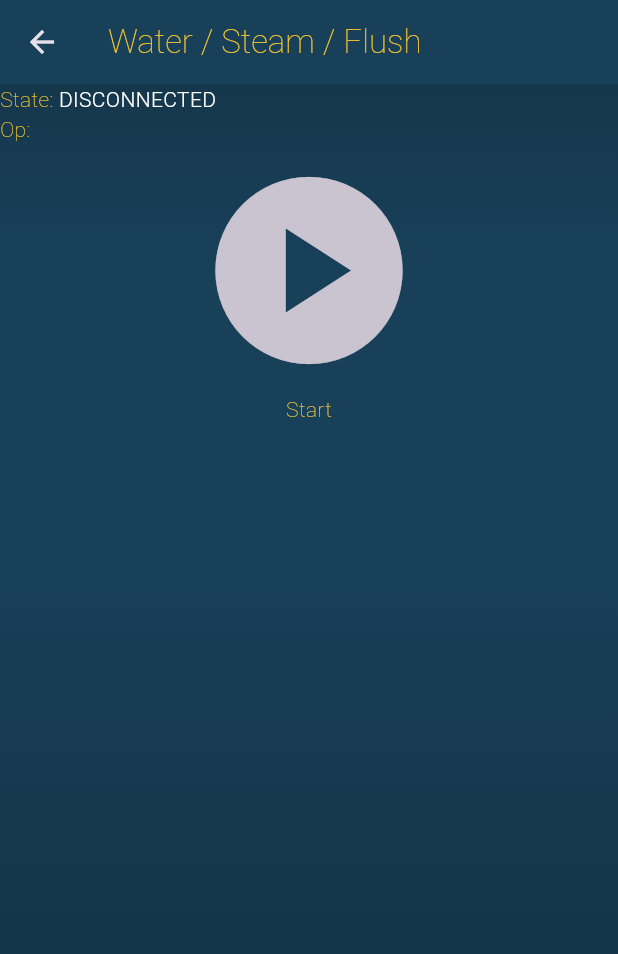
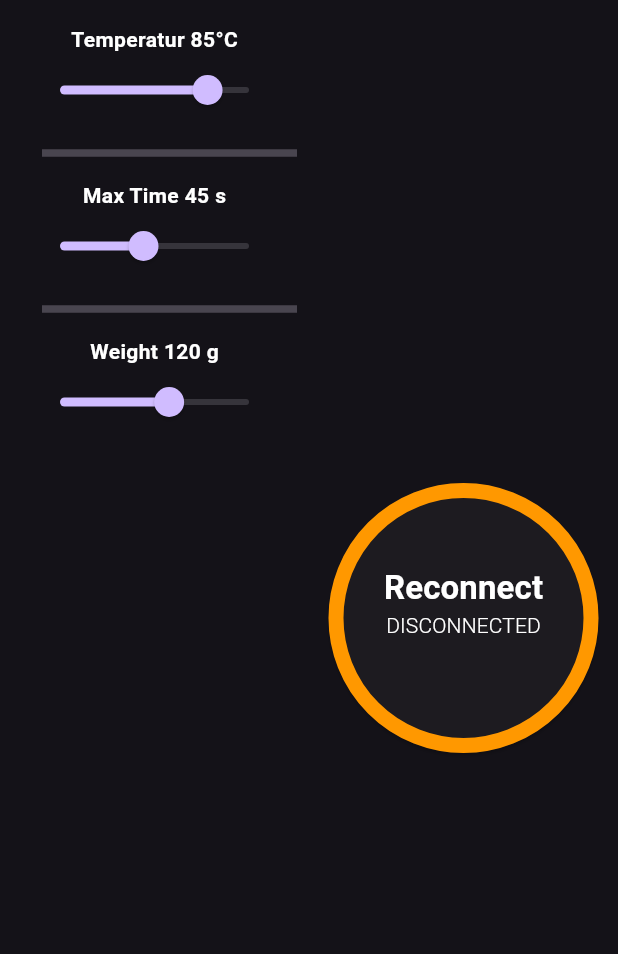
Before and after one commit to obiwan007/despresso, a Flutter app: the WaterScreen widget shown alone on an empty page, opened directly, on a phone screen of 412 x 824 dp. Shown: the top 954 px of the screen. Run offline on Flutter 3.47's test engine with Material 2 defaults, Android fonts, the phone set to English and light mode, and no system bars; our stand-ins replace cached_network_image, community_charts_flutter, flutter_typeahead, get_it, permission_handler, shared_preferences and 1 more; missing offline and left inert: flutter_reactive_ble, reactive_ble_platform_interface; accounts and stored records are empty; statements that could not run were skipped.

Commit message:
slider for water level stuff

```diff
--- a/lib/model/services/ble/machine_service.dart
+++ b/lib/model/services/ble/machine_service.dart
@@ -1,7 +1,9 @@
 import 'package:despresso/devices/decent_de1.dart';
+import 'package:despresso/model/settings.dart';
 import 'package:despresso/model/shotdecoder.dart';
 import 'package:flutter/material.dart';
 import 'dart:developer';
+import 'package:shared_preferences/shared_preferences.dart';
 import '../../shotstate.dart';
 
 class WaterLevel {
@@ -34,9 +36,20 @@ class EspressoMachineService extends ChangeNotifier {
 
   DE1? de1;
 
-  De1OtherSetnClass de1Settings = De1OtherSetnClass();
+  Settings de1Settings = Settings();
+
+  late SharedPreferences prefs;
 
   EspressoMachineService();
+
+  void init() async {
+    prefs = await SharedPreferences.getInstance();
+    log('Preferences loaded');
+
+    var settingsString = prefs.getString("de1Setting");
+
+    notifyListeners();
+  }
 
   void setShot(ShotState shot) {
     _state.shot = shot;
@@ -116,7 +129,7 @@ class EspressoMachineService extends ChangeNotifier {
     // check if we need to send the new water temp
     if (de1Settings.targetGroupTemp != profile.shot_frames[0].temp) {
       profile.shot_header.targetGroupTemp = profile.shot_frames[0].temp;
-      var bytes = De1OtherSetnClass.encodeDe1OtherSetn(de1Settings);
+      var bytes = Settings.encodeDe1OtherSetn(de1Settings);
 
       try {
         await de1!.writeWithResult(Endpoint.ShotSettings, bytes);
--- /dev/null
+++ b/lib/model/settings.dart
@@ -0,0 +1,52 @@
+import 'package:flutter/foundation.dart';
+import 'package:json_annotation/json_annotation.dart';
+part 'settings.g.dart';
+
+@JsonSerializable()
+class Settings {
+  int steamSettings = 0; // do not know what is this, use always 0
+  int targetSteamTemp = 130;
+  int targetSteamLength = 30;
+  int targetHotWaterTemp = 85;
+  int targetHotWaterVol = 120;
+  int targetHotWaterWeight = 120;
+  int targetHotWaterLength = 45;
+  int targetEspressoVol = 35;
+  double targetGroupTemp = 98.0; // taken form the shot data
+
+  Settings();
+
+  factory Settings.fromJson(Map<String, dynamic> json) => _$SettingsFromJson(json);
+
+  /// `toJson` is the convention for a class to declare support for serialization
+  /// to JSON. The implementation simply calls the private, generated
+  /// helper method `_$UserToJson`.
+  Map<String, dynamic> toJson() => _$SettingsToJson(this);
+
+  static Uint8List encodeDe1OtherSetn(Settings other_setn) {
+    Uint8List data = Uint8List(9);
+
+    int index = 0;
+    data[index] = other_setn.steamSettings;
+    index++;
+    data[index] = other_setn.targetSteamTemp;
+    index++;
+    data[index] = other_setn.targetSteamLength;
+    index++;
+    data[index] = other_setn.targetHotWaterTemp;
+    index++;
+    data[index] = other_setn.targetHotWaterVol;
+    index++;
+    data[index] = other_setn.targetHotWaterLength;
+    index++;
+    data[index] = other_setn.targetEspressoVol;
+    index++;
+
+    data[index] = other_setn.targetGroupTemp.toInt();
+    index++;
+    data[index] = ((other_setn.targetGroupTemp - other_setn.targetGroupTemp.floor()) * 256.0).toInt();
+    index++;
+
+    return data;
+  }
+}
--- a/lib/model/shotdecoder.dart
+++ b/lib/model/shotdecoder.dart
@@ -2,6 +2,8 @@
 
 import 'dart:developer';
 import 'dart:typed_data';
+
+import 'package:json_annotation/json_annotation.dart';
 
 class De1ShotProfile {
   De1ShotProfile(this.shot_header, this.shot_frames, this.shot_exframes);
@@ -9,49 +11,6 @@ class De1ShotProfile {
   De1ShotHeaderClass shot_header;
   List<De1ShotFrameClass> shot_frames;
   List<De1ShotExtFrameClass> shot_exframes;
-}
-
-class De1OtherSetnClass {
-  int steamSettings = 0; // do not know what is this, use always 0
-  int targetSteamTemp = 130;
-  int targetSteamLength = 30;
-  int targetHotWaterTemp = 85;
-  int targetHotWaterVol = 120;
-  int targetHotWaterLength = 45;
-  int targetEspressoVol = 35;
-  double targetGroupTemp = 98.0; // taken form the shot data
-
-  De1OtherSetnClass();
-
-  static Uint8List encodeDe1OtherSetn(De1OtherSetnClass other_setn) {
-    Uint8List data = Uint8List(9);
-
-    int index = 0;
-    data[index] = other_setn.steamSettings;
-    index++;
-    data[index] = other_setn.targetSteamTemp;
-    index++;
-    data[index] = other_setn.targetSteamLength;
-    index++;
-    data[index] = other_setn.targetHotWaterTemp;
-    index++;
-    data[index] = other_setn.targetHotWaterVol;
-    index++;
-    data[index] = other_setn.targetHotWaterLength;
-    index++;
-    data[index] = other_setn.targetEspressoVol;
-    index++;
-
-    data[index] = other_setn.targetGroupTemp.toInt();
-    index++;
-    data[index] =
-        ((other_setn.targetGroupTemp - other_setn.targetGroupTemp.floor()) *
-                256.0)
-            .toInt();
-    index++;
-
-    return data;
-  }
 }
 
 class De1ShotHeaderClass // proc spec_shotdescheader
@@ -110,8 +69,7 @@ class De1ShotHeaderClass // proc spec_shotdescheader
     return "$numberOfFrames($numberOfPreinfuseFrames) P:$minimumPressure F:$maximumFlow";
   }
 
-  static bool decodeDe1ShotHeader(
-      ByteData data, De1ShotHeaderClass shotHeader, bool checkEncoding) {
+  static bool decodeDe1ShotHeader(ByteData data, De1ShotHeaderClass shotHeader, bool checkEncoding) {
     if (data.buffer.lengthInBytes != 5) return false;
 
     try {
@@ -209,8 +167,7 @@ class De1ShotFrameClass // proc spec_shotframe
   //   return true;
   // }
 
-  static bool DecodeDe1ShotFrame(
-      ByteData data, De1ShotFrameClass shot_frame, bool check_encoding) {
+  static bool DecodeDe1ShotFrame(ByteData data, De1ShotFrameClass shot_frame, bool check_encoding) {
     if (data.buffer.lengthInBytes != 8) return false;
     log('DecodeDe1ShotFrame:${Helper.toHex(data.buffer.asUint8List())}');
     try {
@@ -223,14 +180,12 @@ class De1ShotFrameClass // proc spec_shotframe
       index++;
       shot_frame.temp = data.getUint8(index++) / 2.0;
       index++;
-      shot_frame.frameLen =
-          Helper.convert_F8_1_7_to_float(data.getUint8(index++));
+      shot_frame.frameLen = Helper.convert_F8_1_7_to_float(data.getUint8(index++));
       index++; // convert_F8_1_7_to_float
       shot_frame.triggerVal = data.getUint8(index++) / 16.0;
       index++;
       shot_frame.maxVol = Helper.convert_bottom_10_of_U10P0(
-          256 * data.getUint8(index++) +
-              data.getUint8(index++)); // convert_bottom_10_of_U10P0
+          256 * data.getUint8(index++) + data.getUint8(index++)); // convert_bottom_10_of_U10P0
 
       if (check_encoding) {
         var array = data.buffer.asUint8List();
@@ -301,12 +256,10 @@ class De1ShotExtFrameClass // extended frames
   }
 
   static Uint8List EncodeDe1ExtentionFrame(De1ShotExtFrameClass exshot) {
-    return EncodeDe1ExtentionFrame2(
-        exshot.frameToWrite, exshot.limiterValue, exshot.limiterRange);
+    return EncodeDe1ExtentionFrame2(exshot.frameToWrite, exshot.limiterValue, exshot.limiterRange);
   }
 
-  static Uint8List EncodeDe1ExtentionFrame2(
-      int frameToWrite, double limit_value, double limit_range) {
+  static Uint8List EncodeDe1ExtentionFrame2(int frameToWrite, double limit_value, double limit_range) {
     Uint8List data = Uint8List(8);
 
     data[0] = frameToWrite;
@@ -363,8 +316,7 @@ class Helper {
     }
   }
 
-  static void convert_float_to_U10P0_for_tail(
-      double x, Uint8List data, int index) {
+  static void convert_float_to_U10P0_for_tail(double x, Uint8List data, int index) {
     int ix = x.toInt();
 
     if (ix > 255) // lets make life esier and limit x to 255
--- a/lib/ui/screens/water_screen.dart
+++ b/lib/ui/screens/water_screen.dart
@@ -2,12 +2,12 @@ import 'package:despresso/devices/decent_de1.dart';
 import 'package:despresso/model/services/ble/machine_service.dart';
 import 'package:despresso/model/services/ble/scale_service.dart';
 import 'package:despresso/service_locator.dart';
-import 'package:community_charts_flutter/community_charts_flutter.dart'
-    as charts;
+import 'package:community_charts_flutter/community_charts_flutter.dart' as charts;
 import 'package:flutter/material.dart';
 import 'package:despresso/ui/theme.dart' as theme;
 
 import '../../model/shotstate.dart';
+import '../widgets/start_stop_button.dart';
 
 class WaterScreen extends StatefulWidget {
   @override
@@ -52,8 +52,7 @@ class _WaterScreenState extends State<WaterScreen> {
         id: 'Pressure',
         domainFn: (ShotState point, _) => point.sampleTime,
         measureFn: (ShotState point, _) => point.groupPressure,
-        colorFn: (_, __) =>
-            charts.ColorUtil.fromDartColor(theme.Colors.backgroundColor),
+        colorFn: (_, __) => charts.ColorUtil.fromDartColor(theme.Colors.backgroundColor),
         strokeWidthPxFn: (_, __) => 3,
         data: dataPoints,
       ),
@@ -61,8 +60,7 @@ class _WaterScreenState extends State<WaterScreen> {
         id: 'Flow',
         domainFn: (ShotState point, _) => point.sampleTime,
         measureFn: (ShotState point, _) => point.groupFlow,
-        colorFn: (_, __) =>
-            charts.ColorUtil.fromDartColor(theme.Colors.secondaryColor),
+        colorFn: (_, __) => charts.ColorUtil.fromDartColor(theme.Colors.secondaryColor),
         strokeWidthPxFn: (_, __) => 3,
         data: dataPoints,
       ),
@@ -78,10 +76,8 @@ class _WaterScreenState extends State<WaterScreen> {
         ),
         ElevatedButton(
           style: ButtonStyle(
-            foregroundColor:
-                MaterialStateProperty.all<Color>(theme.Colors.primaryColor),
-            backgroundColor:
-                MaterialStateProperty.all<Color>(theme.Colors.goodColor),
+            foregroundColor: MaterialStateProperty.all<Color>(theme.Colors.primaryColor),
+            backgroundColor: MaterialStateProperty.all<Color>(theme.Colors.goodColor),
           ),
           child: Text(
             '-5',
@@ -107,10 +103,8 @@ class _WaterScreenState extends State<WaterScreen> {
         ),
         ElevatedButton(
           style: ButtonStyle(
-            foregroundColor:
-                MaterialStateProperty.all<Color>(theme.Colors.primaryColor),
-            backgroundColor:
-                MaterialStateProperty.all<Color>(theme.Colors.goodColor),
+            foregroundColor: MaterialStateProperty.all<Color>(theme.Colors.primaryColor),
+            backgroundColor: MaterialStateProperty.all<Color>(theme.Colors.goodColor),
           ),
           child: Text(
             '+5',
@@ -137,10 +131,8 @@ class _WaterScreenState extends State<WaterScreen> {
         ),
         ElevatedButton(
           style: ButtonStyle(
-            foregroundColor:
-                MaterialStateProperty.all<Color>(theme.Colors.primaryColor),
-            backgroundColor:
-                MaterialStateProperty.all<Color>(theme.Colors.goodColor),
+            foregroundColor: MaterialStateProperty.all<Color>(theme.Colors.primaryColor),
+            backgroundColor: MaterialStateProperty.all<Color>(theme.Colors.goodColor),
           ),
           child: Text(
             '-1',
@@ -166,10 +158,8 @@ class _WaterScreenState extends State<WaterScreen> {
         ),
         ElevatedButton(
           style: ButtonStyle(
-            foregroundColor:
-                MaterialStateProperty.all<Color>(theme.Colors.primaryColor),
-            backgroundColor:
-                MaterialStateProperty.all<Color>(theme.Colors.goodColor),
+            foregroundColor: MaterialStateProperty.all<Color>(theme.Colors.primaryColor),
+            backgroundColor: MaterialStateProperty.all<Color>(theme.Colors.goodColor),
           ),
           child: Text(
             '+1',
@@ -196,10 +186,8 @@ class _WaterScreenState extends State<WaterScreen> {
         ),
         ElevatedButton(
           style: ButtonStyle(
-            foregroundColor:
-                MaterialStateProperty.all<Color>(theme.Colors.primaryColor),
-            backgroundColor:
-                MaterialStateProperty.all<Color>(theme.Colors.goodColor),
+            foregroundColor: MaterialStateProperty.all<Color>(theme.Colors.primaryColor),
+            backgroundColor: MaterialStateProperty.all<Color>(theme.Colors.goodColor),
           ),
           child: Text(
             '-1',
@@ -225,10 +213,8 @@ class _WaterScreenState extends State<WaterScreen> {
         ),
         ElevatedButton(
           style: ButtonStyle(
-            foregroundColor:
-                MaterialStateProperty.all<Color>(theme.Colors.primaryColor),
-            backgroundColor:
-                MaterialStateProperty.all<Color>(theme.Colors.goodColor),
+            foregroundColor: MaterialStateProperty.all<Color>(theme.Colors.primaryColor),
+            backgroundColor: MaterialStateProperty.all<Color>(theme.Colors.goodColor),
           ),
           child: Text(
             '+1',
@@ -255,10 +241,8 @@ class _WaterScreenState extends State<WaterScreen> {
         ),
         ElevatedButton(
           style: ButtonStyle(
-            foregroundColor:
-                MaterialStateProperty.all<Color>(theme.Colors.primaryColor),
-            backgroundColor:
-                MaterialStateProperty.all<Color>(theme.Colors.goodColor),
+            foregroundColor: MaterialStateProperty.all<Color>(theme.Colors.primaryColor),
+            backgroundColor: MaterialStateProperty.all<Color>(theme.Colors.goodColor),
           ),
           child: Text(
             '-1',
@@ -284,10 +268,8 @@ class _WaterScreenState extends State<WaterScreen> {
         ),
         ElevatedButton(
           style: ButtonStyle(
-            foregroundColor:
-                MaterialStateProperty.all<Color>(theme.Colors.primaryColor),
-            backgroundColor:
-                MaterialStateProperty.all<Color>(theme.Colors.goodColor),
+            foregroundColor: MaterialStateProperty.all<Color>(theme.Colors.primaryColor),
+            backgroundColor: MaterialStateProperty.all<Color>(theme.Colors.goodColor),
           ),
           child: Text(
             '+1',
@@ -321,18 +303,14 @@ class _WaterScreenState extends State<WaterScreen> {
         behaviors: [],
         primaryMeasureAxis: charts.NumericAxisSpec(
           renderSpec: charts.GridlineRendererSpec(
-            labelStyle: charts.TextStyleSpec(
-                fontSize: 10, color: charts.MaterialPalette.white),
-            lineStyle: charts.LineStyleSpec(
-                thickness: 0, color: charts.MaterialPalette.gray.shadeDefault),
+            labelStyle: charts.TextStyleSpec(fontSize: 10, color: charts.MaterialPalette.white),
+            lineStyle: charts.LineStyleSpec(thickness: 0, color: charts.MaterialPalette.gray.shadeDefault),
           ),
         ),
         domainAxis: charts.NumericAxisSpec(
           renderSpec: charts.GridlineRendererSpec(
-            labelStyle: charts.TextStyleSpec(
-                fontSize: 10, color: charts.MaterialPalette.white),
-            lineStyle: charts.LineStyleSpec(
-                thickness: 0, color: charts.MaterialPalette.gray.shadeDefault),
+            labelStyle: charts.TextStyleSpec(fontSize: 10, color: charts.MaterialPalette.white),
+            lineStyle: charts.LineStyleSpec(thickness: 0, color: charts.MaterialPalette.gray.shadeDefault),
           ),
         ),
       ),
@@ -340,61 +318,103 @@ class _WaterScreenState extends State<WaterScreen> {
   }
 
   Widget _buildControls() {
-    var isSelected =
-        machineService.state.coffeeState == EspressoMachineState.water;
-    return Column(
+    var settings = machineService.de1Settings;
+
+    return Row(
+      mainAxisAlignment: MainAxisAlignment.center,
+      crossAxisAlignment: CrossAxisAlignment.center,
       children: [
-        Column(
+        Expanded(
+          flex: 1,
+          child: Padding(
+            padding: const EdgeInsets.all(8.0),
+            child: Column(
               children: [
-            Row(
+                Padding(
+                  padding: const EdgeInsets.all(8.0),
+                  child: Column(
                     children: [
-                const Text('State: ', style: theme.TextStyles.tabSecondary),
-                Text(
-                    machineService.state.coffeeState.name
-                        .toString()
-                        .toUpperCase(),
-                    style: theme.TextStyles.tabPrimary),
-              ],
-            ),
-            Row(
-              children: [
-                const Text('Op: ', style: theme.TextStyles.tabSecondary),
-                Text(machineService.state.subState,
-                    style: theme.TextStyles.tabPrimary),
-              ],
+                      Text("Temperatur ${settings.targetHotWaterTemp}°C", style: theme.TextStyles.tabHeading),
+                      Slider(
+                        value: settings.targetHotWaterTemp.toDouble(),
+                        max: 100,
+                        min: 30,
+                        divisions: 100,
+                        label: "${settings.targetHotWaterTemp} °C",
+                        onChanged: (double value) {
+                          setState(() {
+                            settings.targetHotWaterTemp = value.toInt();
+                          });
+                        },
                       ),
                     ],
                   ),
-        Row(
+                ),
+                const Divider(
+                  height: 20,
+                  thickness: 5,
+                  indent: 20,
+                  endIndent: 0,
+                ),
+                Padding(
+                  padding: const EdgeInsets.all(8.0),
+                  child: Column(
                     children: [
-            Spacer(
-              flex: 1,
-            ),
-            Column(
-              children: [
-                IconButton(
-                    iconSize: 150,
-                    isSelected: isSelected,
-                    icon: const Icon(Icons.play_circle),
-                    selectedIcon: const Icon(Icons.stop),
-                    tooltip: 'Water',
-                    onPressed: () {
-                      if (!isSelected) {
-                        machineService.de1?.requestState(De1StateEnum.HotWater);
-                      } else {
-                        machineService.de1?.setIdleState();
-                      }
-                    }),
-                Text(
-                  isSelected ? "Stop" : "Start",
-                  style: theme.TextStyles.tabSecondary,
+                      Text("Max Time ${settings.targetHotWaterLength} s", style: theme.TextStyles.tabHeading),
+                      Slider(
+                        value: settings.targetHotWaterLength.toDouble(),
+                        max: 100,
+                        min: 1,
+                        divisions: 100,
+                        label: "${settings.targetHotWaterLength} s",
+                        onChanged: (double value) {
+                          setState(() {
+                            settings.targetHotWaterLength = value.toInt();
+                          });
+                        },
                       ),
                     ],
                   ),
-            Spacer(
-              flex: 1,
+                ),
+                const Divider(
+                  height: 20,
+                  thickness: 5,
+                  indent: 20,
+                  endIndent: 0,
+                ),
+                Padding(
+                  padding: const EdgeInsets.all(8.0),
+                  child: Column(
+                    children: [
+                      Text("Weight ${settings.targetHotWaterWeight} g", style: theme.TextStyles.tabHeading),
+                      Slider(
+                        value: settings.targetHotWaterWeight.toDouble(),
+                        max: 200,
+                        min: 10,
+                        divisions: 200,
+                        label: "${settings.targetHotWaterWeight} g",
+                        onChanged: (double value) {
+                          setState(() {
+                            settings.targetHotWaterWeight = value.toInt();
+                          });
+                        },
                       ),
                     ],
+                  ),
+                ),
+              ],
+            ),
+          ),
+        ),
+        Expanded(
+          flex: 1,
+          child: Column(
+            mainAxisAlignment: MainAxisAlignment.center,
+            crossAxisAlignment: CrossAxisAlignment.center,
+            children: [
+              const StartStopButton(),
+            ],
+          ),
         ),
       ],
     );
@@ -402,36 +422,8 @@ class _WaterScreenState extends State<WaterScreen> {
 
   @override
   Widget build(BuildContext context) {
-    return Scaffold(
-      appBar: AppBar(
-        backgroundColor: theme.Colors.backgroundColor,
-        title:
-            Text('Water / Steam / Flush', style: theme.TextStyles.tabSecondary),
-      ),
-      body: Container(
-        decoration: BoxDecoration(
-          gradient: theme.Colors.screenBackground,
-        ),
-        child: ListView(
-          children: <Widget>[
-            // _buildGraph(),
-            // theme.Helper.horizontalBorder(),
-            Center(
+    return Container(
       child: _buildControls(),
-            ),
-            // theme.Helper.horizontalBorder(),
-            // _buildTemperaturControl(),
-            // _buildWaterControl(),
-            // theme.Helper.horizontalBorder(),
-            // _buildFlushControl(),
-            // theme.Helper.horizontalBorder(),
-            // _buildSteamConrol(),
-            // Container(
-            //   height: 40,
-            // ),
-          ],
-        ),
-      ),
     );
   }
 }
--- a/lib/ui/widgets/start_stop_button.dart
+++ b/lib/ui/widgets/start_stop_button.dart
@@ -8,10 +8,7 @@ import '../../service_locator.dart';
 class StartStopButton extends StatefulWidget {
   const StartStopButton({
     Key? key,
-    required this.machineService,
   }) : super(key: key);
-
-  final EspressoMachineService machineService;
 
   @override
   State<StartStopButton> createState() => _StartStopButtonState();
@@ -77,6 +74,25 @@ class _StartStopButtonState extends State<StartStopButton> {
         mode = Colors.blue;
         title = "Switch on";
         break;
+
+      case EspressoMachineState.idle:
+        break;
+      case EspressoMachineState.espresso:
+        break;
+      case EspressoMachineState.water:
+        break;
+      case EspressoMachineState.steam:
+        break;
+      case EspressoMachineState.disconnected:
+        mode = Colors.orange;
+        title = "Reconnect";
+        break;
+      case EspressoMachineState.connecting:
+        break;
+      case EspressoMachineState.refill:
+        break;
+      case EspressoMachineState.flush:
+        break;
     }
     return Column(
       children: [
@@ -89,9 +105,9 @@ class _StartStopButtonState extends State<StartStopButton> {
                 machineService.de1?.switchOn();
               } else {
                 if (!isBusy) {
-                  widget.machineService.de1?.requestState(De1StateEnum.Espresso);
+                  machineService.de1?.requestState(De1StateEnum.Espresso);
                 } else {
-                  widget.machineService.de1?.setIdleState();
+                  machineService.de1?.setIdleState();
                 }
               }
             },
```
Also changed, not shown: lib/model/shotstate.dart (+3 -5 lines), lib/ui/screens/espresso_screen.dart (+10 -5 lines), lib/model/settings.g.dart (added). Lines whose indentation alone changed are shown as unchanged.
